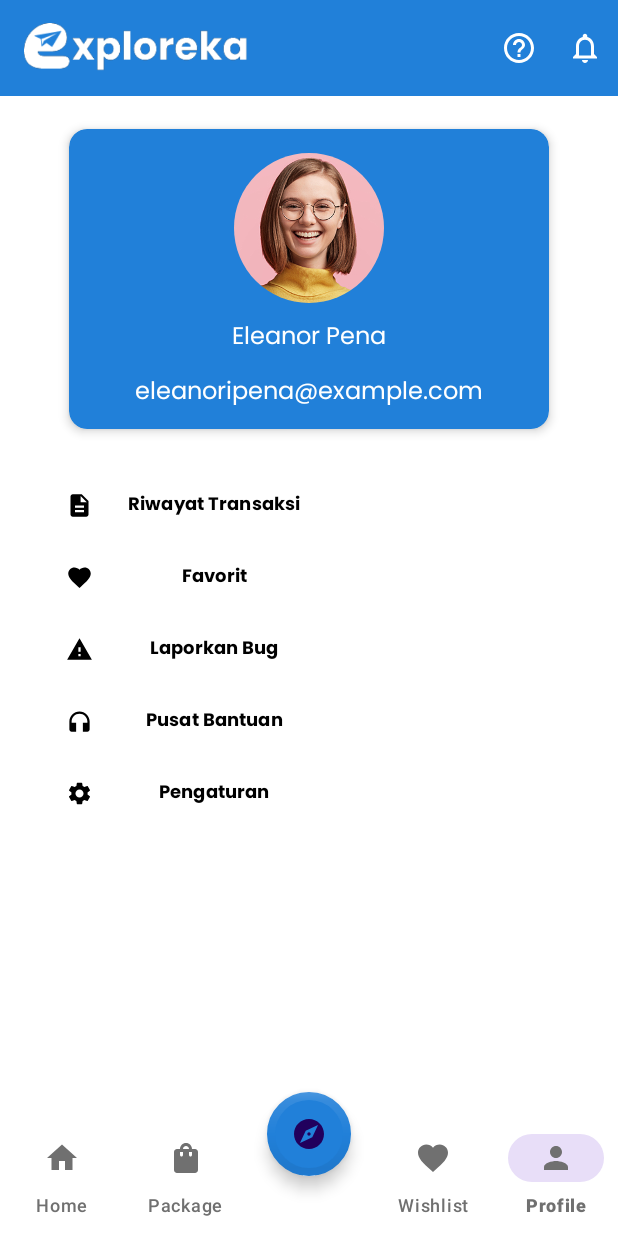
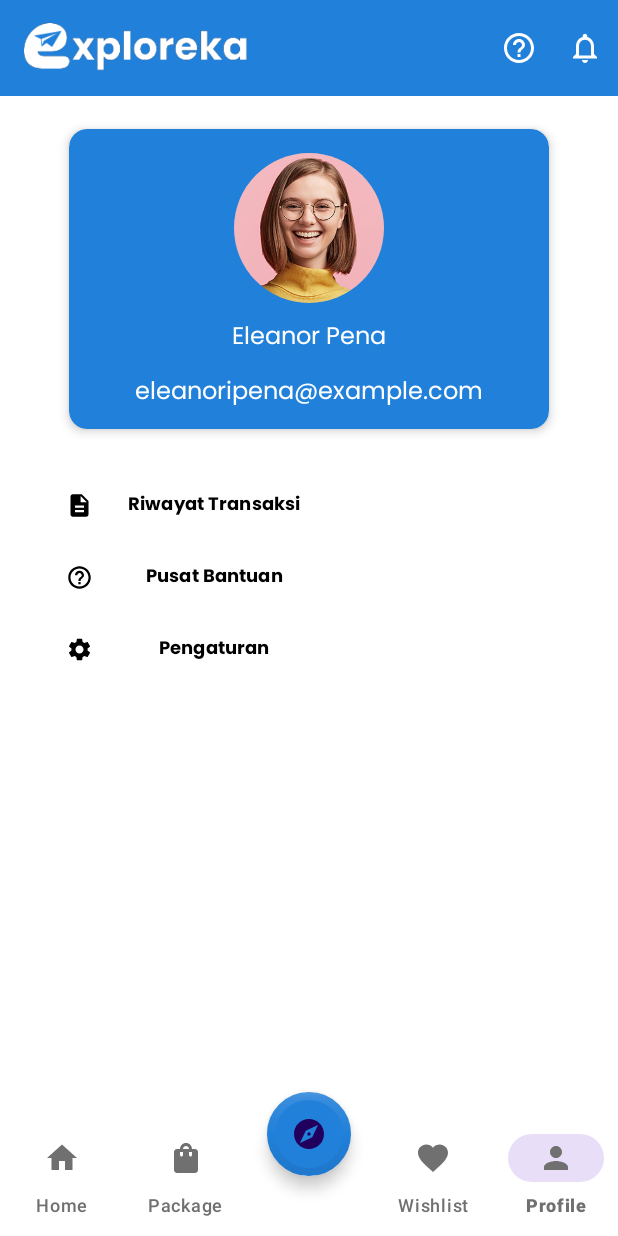
Before and after one commit to Exploreka/Exploreka-App, an Android app: the ProfileActivity screen opened directly, with no data from a screen before it, on a phone screen of 412 x 824 dp. Run offline under Robolectric (Android 15) with nearby library versions, the phone set to English and light mode, and no system bars; our stand-ins replace CircleImageView.

```diff
--- a/app/build.gradle
+++ b/app/build.gradle
@@ -50,8 +50,10 @@ dependencies {
     implementation 'androidx.recyclerview:recyclerview:1.2.1'
     implementation 'com.ms-square:expandableTextView:0.1.4'
 
-    implementation 'com.github.chrisbanes:PhotoView:1.3.1'
-    implementation 'com.makeramen:roundedimageview:2.5.0'
+    implementation 'com.panoramagl:panoramagl:1.5.0'
+    implementation 'com.google.android.material:material:1.5.0'
+
+
 
 
 }
--- a/app/src/main/res/layout/activity_profile.xml
+++ b/app/src/main/res/layout/activity_profile.xml
@@ -71,7 +71,7 @@
         app:cornerRadius="12dp"/>
 
     <Button
-        android:id="@+id/btn_favorite"
+        android:id="@+id/btn_helpdesk"
         style="@style/ButtonStyle.Profile"
         android:layout_width="220dp"
         android:layout_height="wrap_content"
@@ -79,49 +79,13 @@
         app:layout_constraintTop_toBottomOf="@id/btn_riwayat_transaksi"
         app:layout_constraintStart_toStartOf="@id/btn_riwayat_transaksi"
         android:layout_marginTop="0dp"
-        android:text="Favorit"
-        android:textColor="@color/black"
-        app:iconTint="@color/black"
-        android:fontFamily="@font/poppins_bold"
-        android:textSize="12sp"
-        android:layout_marginEnd="8dp"
-        app:icon="@drawable/ic_baseline_favorite_24"
-        app:cornerRadius="12dp"/>
-
-    <Button
-        android:id="@+id/btn_report_bug"
-        style="@style/ButtonStyle.Profile"
-        android:layout_width="220dp"
-        android:layout_height="wrap_content"
-        android:layout_weight="1"
-        app:layout_constraintTop_toBottomOf="@id/btn_favorite"
-        app:layout_constraintStart_toStartOf="@id/btn_favorite"
-        android:layout_marginTop="0dp"
-        android:text="Laporkan Bug"
-        android:textColor="@color/black"
-        app:iconTint="@color/black"
-        android:fontFamily="@font/poppins_bold"
-        android:textSize="12sp"
-        android:layout_marginEnd="8dp"
-        app:icon="@drawable/ic_baseline_warning_24"
-        app:cornerRadius="12dp"/>
-
-    <Button
-        android:id="@+id/btn_helpdesk"
-        style="@style/ButtonStyle.Profile"
-        android:layout_width="220dp"
-        android:layout_height="wrap_content"
-        android:layout_weight="1"
-        app:layout_constraintTop_toBottomOf="@id/btn_report_bug"
-        app:layout_constraintStart_toStartOf="@id/btn_report_bug"
-        android:layout_marginTop="0dp"
         android:text="Pusat Bantuan"
         android:textColor="@color/black"
         app:iconTint="@color/black"
         android:fontFamily="@font/poppins_bold"
         android:textSize="12sp"
         android:layout_marginEnd="8dp"
-        app:icon="@drawable/ic_baseline_headphones_24"
+        app:icon="@drawable/ic_baseline_help_outline_24"
         app:cornerRadius="12dp"/>
 
     <Button
```
Also changed, not shown: app/src/main/res/drawable/rounded_webview.xml (added, +8 -0 lines), app/src/main/res/layout/activity_detail_wisata.xml (+0 -22 lines), app/src/main/res/layout/activity_view.xml (+37 -7 lines), app/src/main/res/drawable-v24/view_icon.png (added).
